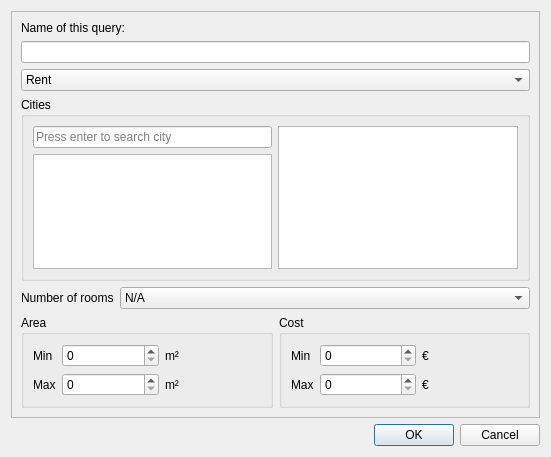
Before: the Qt Designer form weboob/applications/qflatboob/ui/query.ui in laurentb/weboob, drawn with Qt 5.
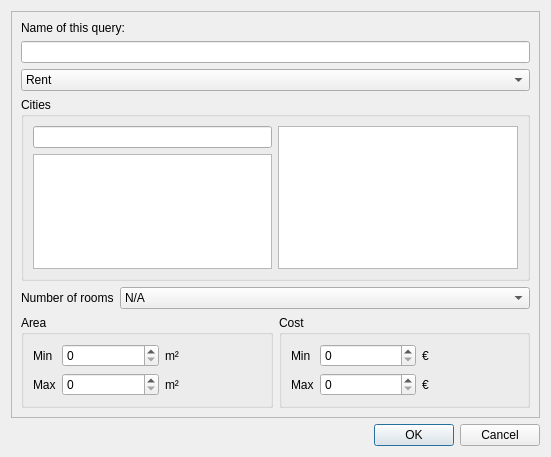
After: the same form once the commit is applied.

Commit message: Set a placeholder text for cityEdit only if the user's version of Qt supports it. fixes #832

```diff
--- a/weboob/applications/qflatboob/ui/query.ui
+++ b/weboob/applications/qflatboob/ui/query.ui
@@ -56,11 +56,7 @@
          <item>
           <layout class="QVBoxLayout" name="verticalLayout_3">
            <item>
-            <widget class="QLineEdit" name="cityEdit">
-             <property name="placeholderText">
-              <string>Press enter to search city</string>
-             </property>
-            </widget>
+            <widget class="QLineEdit" name="cityEdit"/>
            </item>
            <item>
             <widget class="QListWidget" name="resultsList"/>
```
The commit also changes 1 other file.
